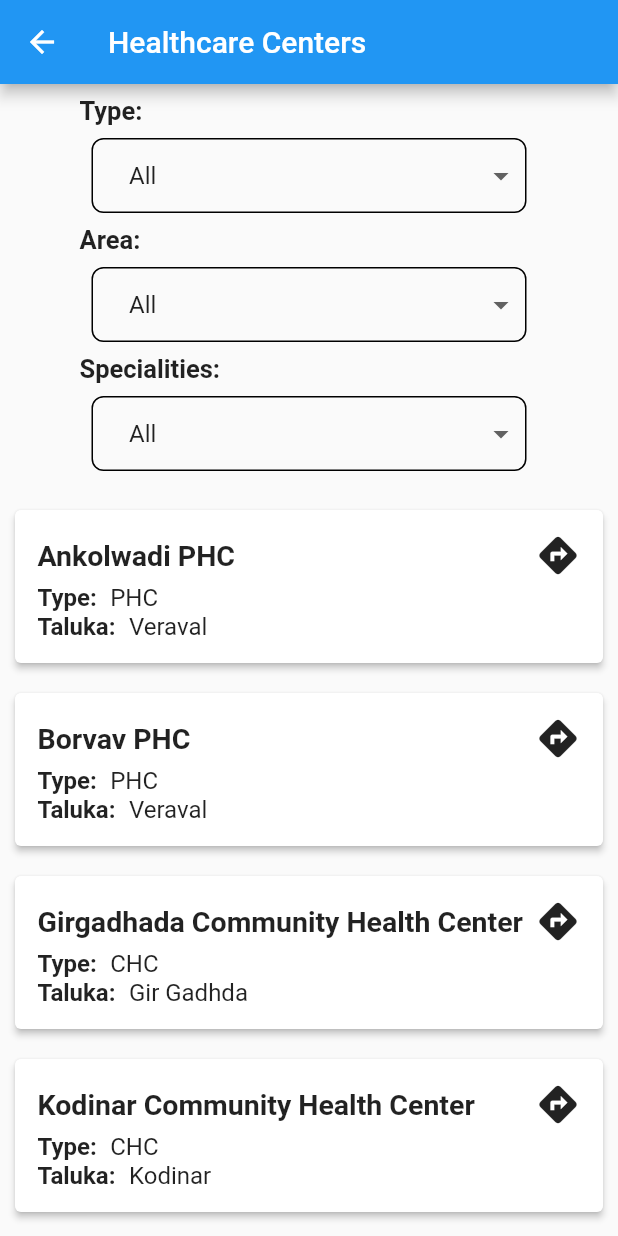
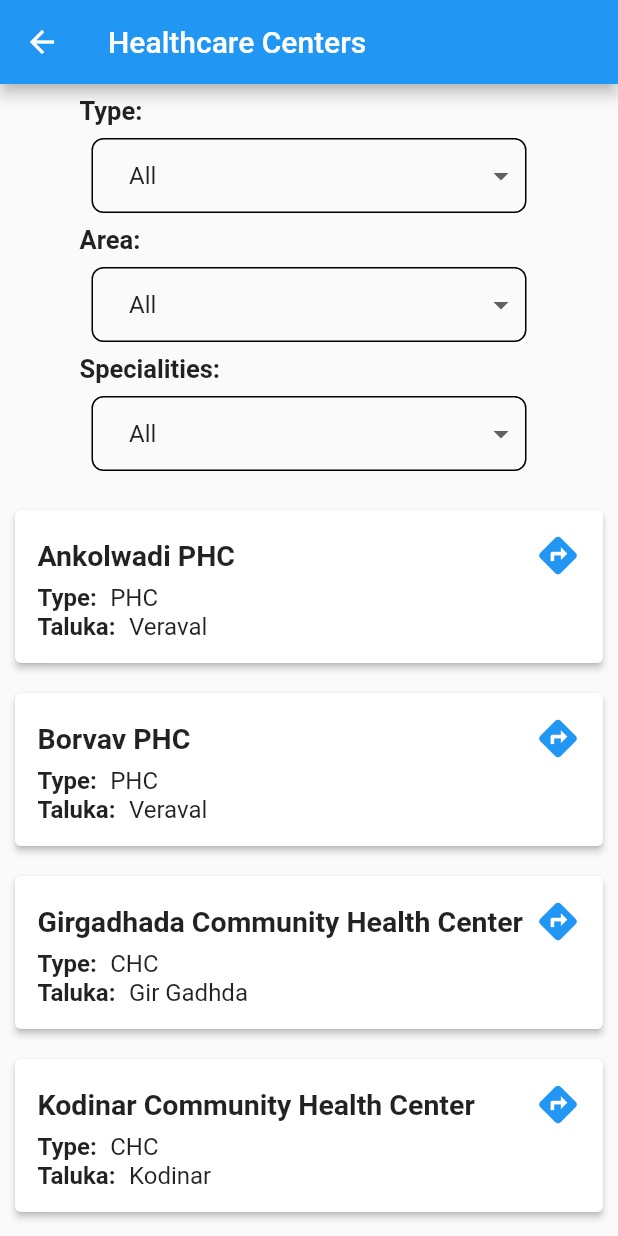
Before and after one commit to heetkheni/SSIP, a Flutter app: the AllHospitalScreen screen opened directly, after a tap on the "directions" icon, on a phone screen of 412 x 824 dp. Run offline on Flutter 3.47's test engine with Material 2 defaults, Android fonts, the phone set to English and light mode, and no system bars; our stand-ins replace carousel_slider, cloud_firestore, firebase_auth, firebase_core, google_maps_flutter, google_sign_in and 3 more; missing offline and left inert: dart:ffi; accounts and stored records are empty.

Commit message:
direction button navigate

```diff
--- a/lib/screens/all_hospital_screen.dart
+++ b/lib/screens/all_hospital_screen.dart
@@ -1,6 +1,7 @@
 import 'package:flutter/material.dart';
 import 'package:arogya_mitra/data/AllHospitalListData.dart';
 import 'package:arogya_mitra/screens/all_hospital_detail_screen.dart';
+import 'package:url_launcher/url_launcher.dart';
 
 class AllHospitalScreen extends StatefulWidget {
   @override
@@ -174,8 +175,14 @@ class HealthcareCenterCard extends StatelessWidget {
                   softWrap: true,
                 )),
                 InkWell(
-                  onTap: () {},
-                  child: Icon(Icons.directions, size: 30),
+                  onTap: () {
+                    launchMap(healthcareCenter['latitude'], healthcareCenter['longitude']);
+                  },
+                  child: Icon(
+                    Icons.directions,
+                    size: 30,
+                    color: Theme.of(context).primaryColor,
+                  ),
                 ),
               ],
             ),
@@ -221,3 +228,12 @@ class RowText extends StatelessWidget {
     );
   }
 }
+
+void launchMap(double? latitude, double? longitude) async {
+  final url = 'https://www.google.com/maps/search/?api=1&query=$latitude,$longitude';
+  if (await canLaunch(url)) {
+    await launch(url);
+  } else {
+    throw 'Could not launch $url';
+  }
+}
```
